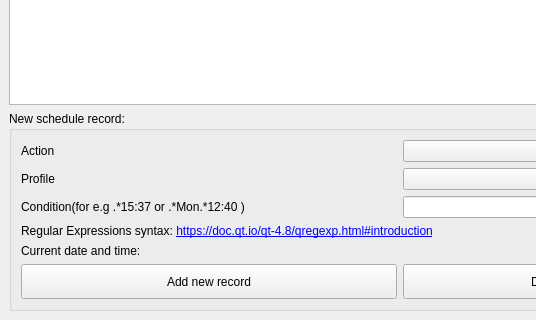
The window that TrackYourTime/ui/schedulewindow.ui (Allexin/TrackYourTime) describes before a commit, drawn with Qt 5; both pictures show x 0 to 536 and y 246 to 566 of the 800 by 566 pixel window.
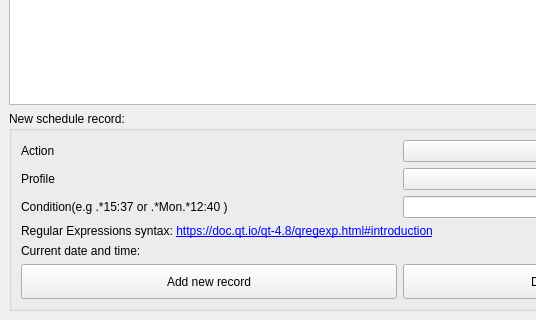
The same window after the commit.

```diff
--- a/TrackYourTime/ui/schedulewindow.ui
+++ b/TrackYourTime/ui/schedulewindow.ui
@@ -102,7 +102,7 @@
              <item>
               <widget class="QLabel" name="label_4">
                <property name="text">
-                <string>Condition(for e.g .*15:37 or .*Mon.*12:40 )</string>
+                <string>Condition(e.g .*15:37 or .*Mon.*12:40 )</string>
                </property>
               </widget>
              </item>
```
